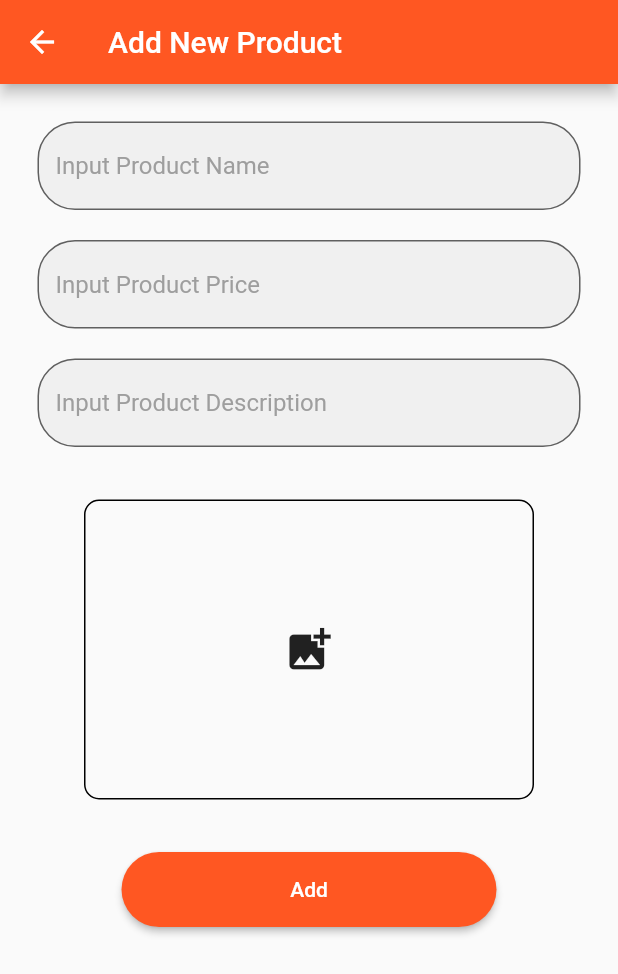
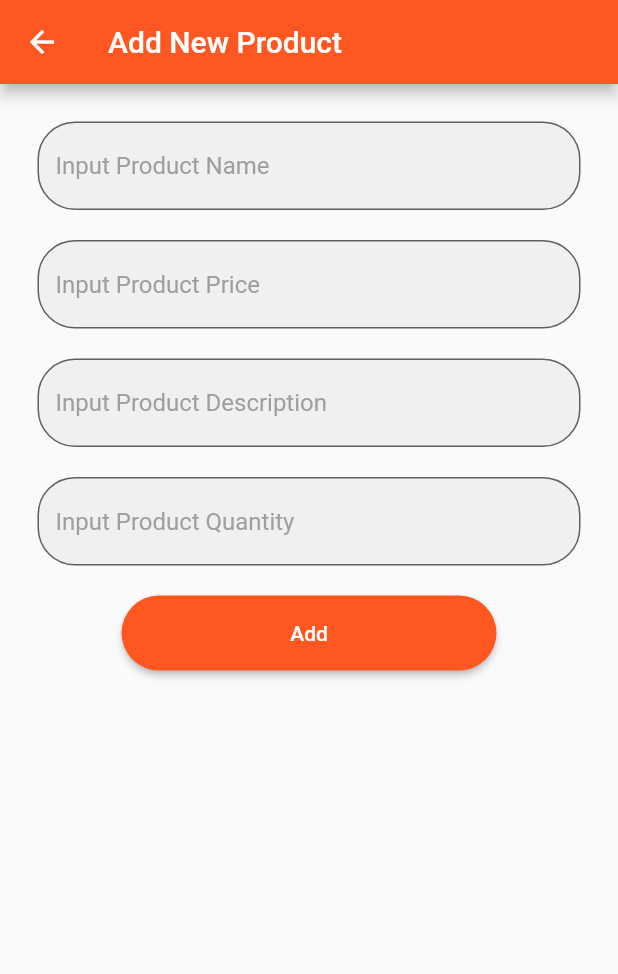
Before and after one commit to Chamratt/api-crud-with-flutter, a Flutter app: the screen it shows after launch, after a tap on the "add" icon, on a phone screen of 412 x 824 dp. Shown: the top 974 px of the screen. Run offline on Flutter 3.47's test engine with Material 2 defaults, Android fonts, the phone set to English and light mode, and no system bars; our stand-ins replace image_picker; network calls fail.

Commit message:
add with provider

```diff
--- a/lib/main.dart
+++ b/lib/main.dart
@@ -1,7 +1,9 @@
 import 'package:flutter/material.dart';
+import 'package:provider/provider.dart';
+import 'package:shop_app/model/block_product.dart';
 import 'package:shop_app/screen/homepage.dart';
 
-void main() async{
+void main() {
   runApp(MyApp());
 }
 
@@ -9,13 +11,18 @@ class MyApp extends StatelessWidget {
   // This widget is the root of your application.
   @override
   Widget build(BuildContext context) {
-    return MaterialApp(
-      debugShowCheckedModeBanner: false,
-      title: 'API',
-      theme: ThemeData(
-        primarySwatch: Colors.deepOrange,
+    return MultiProvider(
+      providers: [
+        ChangeNotifierProvider(create: (_) => BlockProduct())
+      ],
+      child: MaterialApp(
+        debugShowCheckedModeBanner: false,
+        title: 'API',
+        theme: ThemeData(
+          primarySwatch: Colors.deepOrange,
+        ),
+        home: HomePage(),
       ),
-      home: HomePage(),
     );
   }
 }
--- a/lib/model/product.dart
+++ b/lib/model/product.dart
@@ -2,15 +2,17 @@ class Product{
  final int? id;
  final String? name;
  final String? description;
- final String? price;
+ final dynamic price;
+ final dynamic qty;
 
-  Product({ this.id,this.name,this.description,this.price});
+  Product({ this.id,this.name,this.description,this.price,this.qty});
   factory Product.fromJson(Map<String,dynamic> json){
     return Product(
       id: json['id'] ,
       name: json['name'] ,
       description: json['description'],
       price: json['price'],
+      qty: json['qty']
 
     );
   }
@@ -19,4 +21,5 @@ class Product{
     // TODO: implement toString
     return 'Product{id: $id,name: $name,description: $description,price: $price}';
   }
+
 }
--- a/lib/screen/add_product.dart
+++ b/lib/screen/add_product.dart
@@ -1,6 +1,8 @@
 import 'dart:io';
 import 'package:flutter/material.dart';
 import 'package:image_picker/image_picker.dart';
+import 'package:provider/provider.dart';
+import 'package:shop_app/model/block_product.dart';
 import 'package:shop_app/model/product.dart';
 import 'package:shop_app/services/api.dart';
 class AddProduct extends StatefulWidget {
@@ -16,11 +18,13 @@ class _AddProductState extends State<AddProduct> {
   final _productNameController = TextEditingController();
   final _productPriceController = TextEditingController();
   final _productDescriptionController = TextEditingController();
+  final _productQtyController = TextEditingController();
   ImagePicker? imagePicker = ImagePicker();
   File? _image;
 
   @override
   Widget build(BuildContext context) {
+    var productProvider = Provider.of<BlockProduct>(context);
     return Scaffold(
       appBar: AppBar(
         title: Text('Add New Product'),
@@ -76,7 +80,7 @@ class _AddProductState extends State<AddProduct> {
                 SizedBox(height: 20,),
                 TextFormField(
                   keyboardType: TextInputType.name,
-                  textInputAction: TextInputAction.done,
+                  textInputAction: TextInputAction.next,
                   controller: _productDescriptionController,
                   validator: (value) {
                     if (value!.isEmpty) {
@@ -95,46 +99,75 @@ class _AddProductState extends State<AddProduct> {
                   ),
                 ),
                 SizedBox(height: 20,),
-                InkWell(
-                  child: Container(
-                    width: 300,
-                    height: 200,
-                    margin: EdgeInsets.all(15),
-                    decoration: BoxDecoration(
-                      border: Border.all(
-                        width: 1,
-                      ),
-                      borderRadius: BorderRadius.circular(10),
+                TextFormField(
+                  keyboardType: TextInputType.number,
+                  textInputAction: TextInputAction.done,
+                  controller: _productQtyController,
+                  validator: (value) {
+                    if (value!.isEmpty) {
+                      return 'Please enter product quantity';
+                    }
+                    return null;
+                  },
+                  decoration: InputDecoration(
+                    border: OutlineInputBorder(
+                        borderRadius: BorderRadius.circular(25)
                     ),
-                    child: Center(
-                      child: Container(
-                        child: _image != null ? Image.file(
-                          _image!,
+                    hintStyle: TextStyle(color: Colors.grey),
+                    hintText: 'Input Product Quantity',
+                    filled: true,
 
-                        ):Icon(
-                          Icons.add_photo_alternate,
-                          size: 35.0,
-                        )
-                      ),
-                    ),
                   ),
-                  onTap: () {
-                    _showPicker(context);
-                  },
                 ),
-
                 SizedBox(height: 20,),
+                // InkWell(
+                //   child: Container(
+                //     width: 300,
+                //     height: 200,
+                //     margin: EdgeInsets.all(15),
+                //     decoration: BoxDecoration(
+                //       border: Border.all(
+                //         width: 1,
+                //       ),
+                //       borderRadius: BorderRadius.circular(10),
+                //     ),
+                //     child: Center(
+                //       child: Container(
+                //         child: _image != null ? Image.file(
+                //           _image!,
+                //
+                //         ):Icon(
+                //           Icons.add_photo_alternate,
+                //           size: 35.0,
+                //         )
+                //       ),
+                //     ),
+                //   ),
+                //   onTap: () {
+                //     _showPicker(context);
+                //   },
+                // ),
+                //
+                // SizedBox(height: 20,),
                 Center(
                    child:  Container(
                      width: 250,
                      height: 50,
                      child: ElevatedButton(
-                         onPressed: () {
-                           addProduct();
-                          setState(() {
+                         onPressed: () async {
+                           if(_formKey.currentState!.validate()){
+                             _formKey.currentState!.save();
+                             await  productProvider.addItem(Product(
+                               name: _productNameController.text,
+                               description: _productDescriptionController.text,
+                               price: _productPriceController.text,
+                               qty: _productQtyController.text
+                             ));
+                             apiService.getProduct();
+                           }
+
                             Navigator.pop(context);
-                            apiService.getProduct();
-                          });
+
 
                            // show();
                            clear();
@@ -153,11 +186,10 @@ class _AddProductState extends State<AddProduct> {
       ),
     );
   }
-  void addProduct(){
+  Future<void> addProduct() async {
     if(_formKey.currentState!.validate()){
       _formKey.currentState!.save();
-      apiService.createProduct(Product(name: _productNameController.text,price: _productPriceController.text,description: _productDescriptionController.text)
-      );
+
     }
   }
   void clear(){
--- a/lib/screen/detail_widget.dart
+++ b/lib/screen/detail_widget.dart
@@ -22,9 +22,10 @@ class _DetailWidgetState extends State<DetailWidget> {
   Widget build(BuildContext context) {
     return Scaffold(
       appBar: AppBar(
-        title: Text('Details'),
+        title: Text('${widget.product.name}'),
         actions: [
-          IconButton(onPressed: (){
+          IconButton(tooltip: 'Edit Product',
+              onPressed: (){
             Navigator.push(context, MaterialPageRoute(builder: (context)=>EditScreen(widget.product)));
           }, icon: Icon(Icons.edit)),
 
@@ -37,7 +38,7 @@ class _DetailWidgetState extends State<DetailWidget> {
             children: [
               Row(
                 children: [
-                  Text('Product Name: '),
+                  Text('Product Name:'),
                   SizedBox(width: 20,),
                   Text('${widget.product.name}')
                 ],
@@ -45,7 +46,7 @@ class _DetailWidgetState extends State<DetailWidget> {
               SizedBox(height: 20,),
               Row(
                 children: [
-                  Text('Product Price: '),
+                  Text('Product Price:'),
                   SizedBox(width: 20,),
                   Text('${widget.product.price}')
                 ],
@@ -54,12 +55,20 @@ class _DetailWidgetState extends State<DetailWidget> {
               Row(
 
                 children: [
-                  Text('Product Description: '),
+                  Text('Product Description:'),
                   SizedBox(width: 20,),
                   Text('${widget.product.description}')
                 ],
               ),
               SizedBox(height: 20,),
+              Row(
+
+                children: [
+                  Text('Product Quantity:'),
+                  SizedBox(width: 20,),
+                  Text('${widget.product.qty}')
+                ],
+              ),
               // Image.network('${widget.product.image}')
             ],
           ),
--- a/lib/screen/homepage.dart
+++ b/lib/screen/homepage.dart
@@ -1,8 +1,11 @@
 import 'dart:async';
 
 import 'package:flutter/material.dart';
+import 'package:provider/provider.dart';
+import 'package:shop_app/model/block_product.dart';
 import 'package:shop_app/model/product.dart';
 import 'package:shop_app/screen/add_product.dart';
+import 'package:shop_app/screen/product_list.dart';
 import 'package:shop_app/services/api.dart';
 
 import 'detail_widget.dart';
@@ -19,6 +22,7 @@ class _HomePageState extends State<HomePage> {
   late Future <List<Product>> productList;
   late Future<Product> _product;
   String? id = '';
+  BlockProduct? product;
 
    @override
   void initState() {
@@ -28,10 +32,22 @@ class _HomePageState extends State<HomePage> {
       productList = apiService.getProduct();
     });
   }
+   void didChangeDependencies() {
+    // TODO: implement didChangeDependencies
+    super.didChangeDependencies();
+    final notifier = Provider.of<BlockProduct>(context);
+    if(this.product != notifier){
+      this.product = notifier;
+      Future.microtask(() => notifier.getProduct());
+    }
+  }
   @override
   Widget build(BuildContext context) {
+     BlockProduct blockProduct = Provider.of<BlockProduct>(context);
 
-    return Scaffold(
+    return RefreshIndicator(
+      onRefresh: refresh,
+      child: Scaffold(
         floatingActionButton: FloatingActionButton(
           onPressed: () {
             navigateToAddScreen(context);
@@ -42,62 +58,21 @@ class _HomePageState extends State<HomePage> {
           title: Text('Test With Api'),
 
         ),
-      body: Container(
-        child: Center(
-          child: RefreshIndicator(
-            onRefresh: refresh,
-            child: FutureBuilder<List<Product>>(
-              future: productList,
-              builder: (context, snapshot) {
-
-               if(snapshot.hasData){
-                 List<Product>? product = snapshot.data;
-                 return ListView.builder(
-                   itemCount: product!.length,
-                   itemBuilder: (BuildContext context,int index){
-                     return Card(
-                       child: InkWell(
-                         child: ListTile(
-                           leading: Icon(Icons.shop_2),
-                           title: Text('${product[index].name}'),
-                           subtitle: Text('\$${product[index].price}',style: TextStyle(color: Colors.redAccent),),
-                           trailing: IconButton(
-                             icon: Icon(Icons.delete),
-                             onPressed: (){
-                              apiService.deleteProduct('${product[index].id}');
-                              setState(() {
-                                productList = apiService.getProduct();
-                              });
-                             },
-                           ),
-
-                         ),
-                         onTap: (){
-                           Navigator.push(context, MaterialPageRoute(builder: (context)=>DetailWidget(product[index]),));
-                         },
-                       ),
-                     );
-                   },
-                 );
-               }else if(snapshot.hasError){
-                 return Text('${snapshot.error}');
-               }
-               return CircularProgressIndicator();
-            }),
-          ),
-        ),
+        body: blockProduct.productItem == null ? Center(
+          child: CircularProgressIndicator(),
+        ):ProductList()
       ),
     );
   }
   navigateToAddScreen (BuildContext context) async {
-    final result = await Navigator.push(
+    await Navigator.push(
       context,
       MaterialPageRoute(builder: (context) => AddProduct()),
     );
   }
   Future<void> refresh(){
     setState(() {
-      productList = apiService.getProduct();
+      product!.getProduct();
     });
      return Future.delayed(Duration(seconds: 2));
 
--- a/lib/services/api.dart
+++ b/lib/services/api.dart
@@ -5,7 +5,7 @@ import 'package:http/http.dart';
 import 'package:shop_app/model/product.dart';
 
 class ApiService {
-  final String apiUrl = "http://192.168.221.188:80/api/products";
+  final String apiUrl = "http://192.168.138.242:80/api/products";
   Future<List<Product>> getProduct() async {
     final res = await http.get(Uri.parse(apiUrl));
     if (res.statusCode == 200) {
@@ -31,6 +31,7 @@ class ApiService {
       'name': product.name,
       'description': product.description,
       'price': product.price,
+      'qty' : product.qty
 
     };
 
@@ -54,6 +55,7 @@ class ApiService {
       'name': product.name,
       'description': product.description,
       'price': product.price,
+      'qty' : product.qty,
 
     };
 
```
Also changed, not shown: lib/screen/edit_screen.dart (+25 -4 lines). Lines whose indentation alone changed are shown as unchanged.
